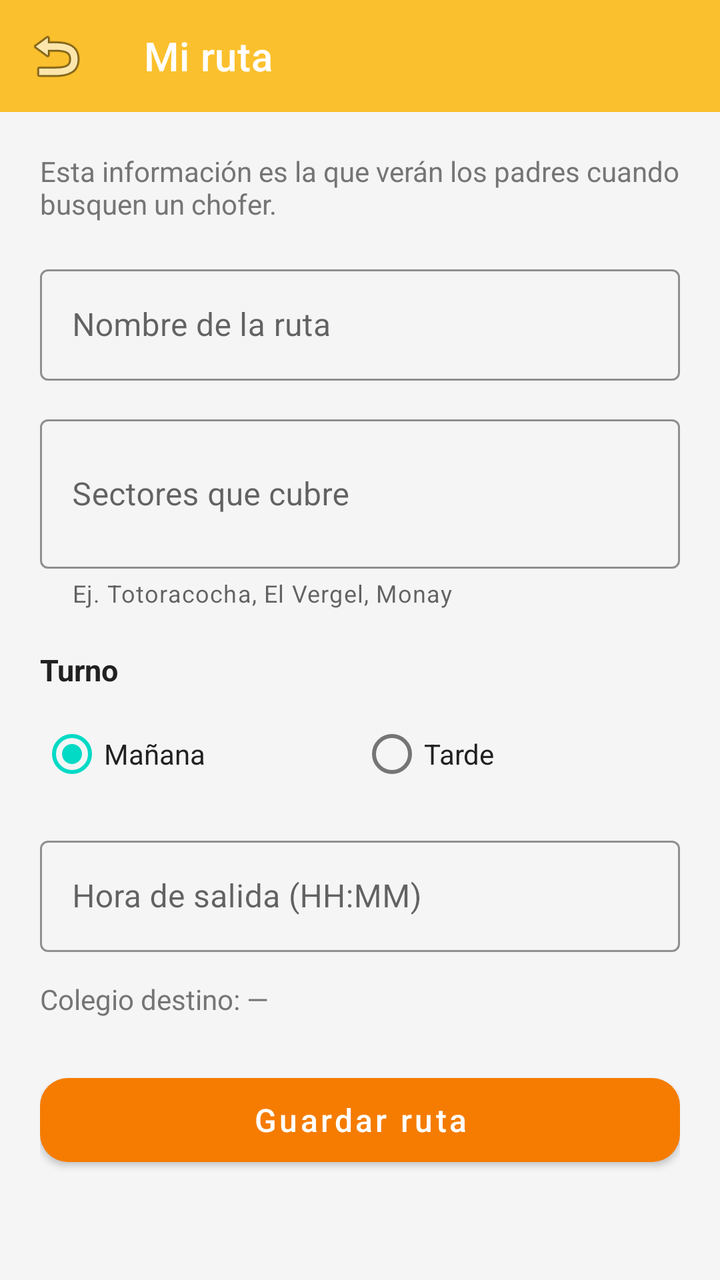
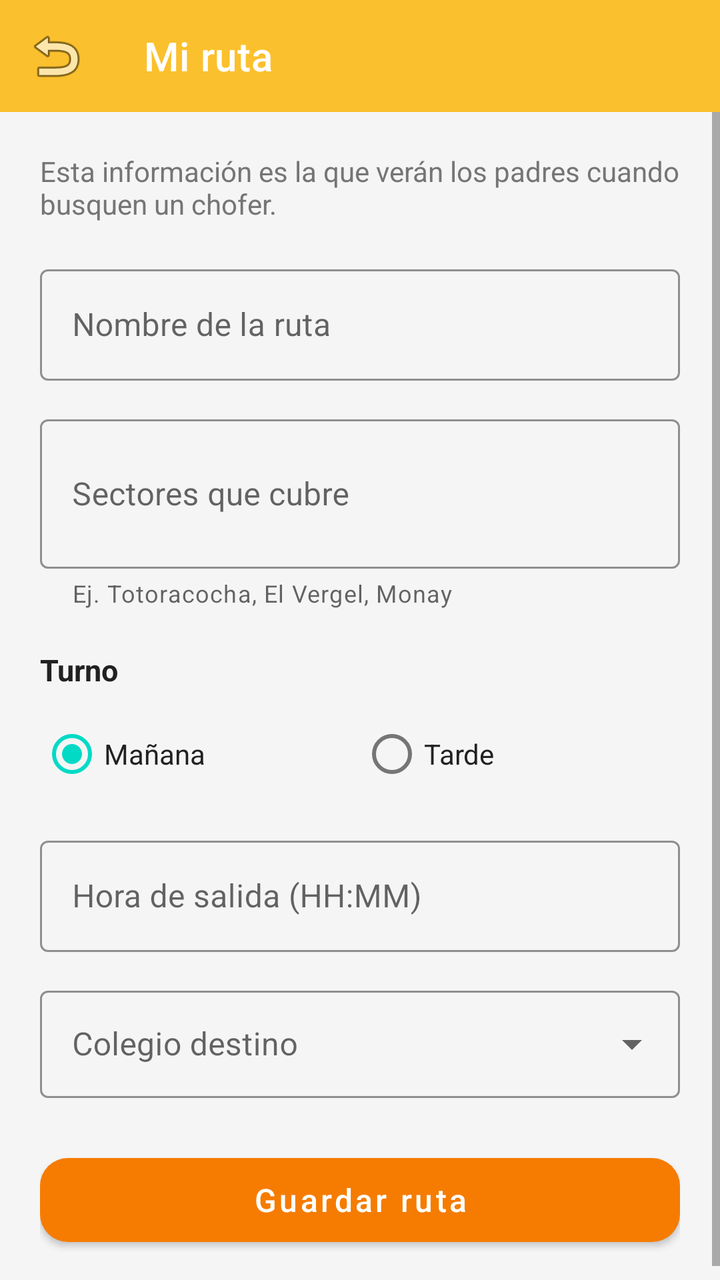

An Android layout rendered at two revisions. The XML below is the earlier revision; the diff shows what the commit changed to produce the second picture.
<!-- AndroidManifest.xml: application theme Theme.BusetaEscolarApp -->
<!-- res/layout/activity_definir_ruta.xml -->
<?xml version="1.0" encoding="utf-8"?>
<LinearLayout xmlns:android="http://schemas.android.com/apk/res/android"
    xmlns:app="http://schemas.android.com/apk/res-auto"
    android:layout_width="match_parent"
    android:layout_height="match_parent"
    android:background="@color/background_app"
    android:orientation="vertical">

    <androidx.appcompat.widget.Toolbar
        android:id="@+id/toolbarDefinirRuta"
        android:layout_width="match_parent"
        android:layout_height="?attr/actionBarSize"
        android:background="@color/school_yellow"
        android:theme="@style/ThemeOverlay.AppCompat.Dark.ActionBar"
        app:navigationIcon="@android:drawable/ic_menu_revert"
        app:title="Mi ruta"
        app:titleTextColor="@color/white" />

    <ScrollView
        android:layout_width="match_parent"
        android:layout_height="match_parent"
        android:fillViewport="true">

        <LinearLayout
            android:layout_width="match_parent"
            android:layout_height="wrap_content"
            android:orientation="vertical"
            android:padding="20dp">

            <TextView
                android:layout_width="match_parent"
                android:layout_height="wrap_content"
                android:layout_marginBottom="18dp"
                android:text="Esta información es la que verán los padres cuando busquen un chofer."
                android:textColor="@color/text_secondary"
                android:textSize="14sp" />

            <com.google.android.material.textfield.TextInputLayout
                style="@style/Widget.MaterialComponents.TextInputLayout.OutlinedBox"
                android:layout_width="match_parent"
                android:layout_height="wrap_content"
                android:layout_marginBottom="14dp"
                android:hint="Nombre de la ruta"
                app:boxStrokeColor="@color/school_yellow_dark"
                app:hintTextColor="@color/school_yellow_dark">

                <com.google.android.material.textfield.TextInputEditText
                    android:id="@+id/etNombreRuta"
                    android:layout_width="match_parent"
                    android:layout_height="wrap_content"
                    android:inputType="textCapWords" />
            </com.google.android.material.textfield.TextInputLayout>

            <com.google.android.material.textfield.TextInputLayout
                style="@style/Widget.MaterialComponents.TextInputLayout.OutlinedBox"
                android:layout_width="match_parent"
                android:layout_height="wrap_content"
                android:layout_marginBottom="14dp"
                android:hint="Sectores que cubre"
                app:boxStrokeColor="@color/school_yellow_dark"
                app:hintTextColor="@color/school_yellow_dark"
                app:helperText="Ej. Totoracocha, El Vergel, Monay">

                <com.google.android.material.textfield.TextInputEditText
                    android:id="@+id/etSectores"
                    android:layout_width="match_parent"
                    android:layout_height="wrap_content"
                    android:inputType="textMultiLine|textCapWords"
                    android:minLines="2" />
            </com.google.android.material.textfield.TextInputLayout>

            <TextView
                android:layout_width="match_parent"
                android:layout_height="wrap_content"
                android:layout_marginTop="6dp"
                android:layout_marginBottom="8dp"
                android:text="Turno"
                android:textColor="@color/text_primary"
                android:textSize="15sp"
                android:textStyle="bold" />

            <RadioGroup
                android:id="@+id/rgTurno"
                android:layout_width="match_parent"
                android:layout_height="wrap_content"
                android:layout_marginBottom="14dp"
                android:orientation="horizontal">

                <RadioButton
                    android:id="@+id/rbManana"
                    android:layout_width="0dp"
                    android:layout_height="wrap_content"
                    android:layout_weight="1"
                    android:checked="true"
                    android:text="Mañana"
                    android:textColor="@color/text_primary" />

                <RadioButton
                    android:id="@+id/rbTarde"
                    android:layout_width="0dp"
                    android:layout_height="wrap_content"
                    android:layout_weight="1"
                    android:text="Tarde"
                    android:textColor="@color/text_primary" />
            </RadioGroup>

            <com.google.android.material.textfield.TextInputLayout
                style="@style/Widget.MaterialComponents.TextInputLayout.OutlinedBox"
                android:layout_width="match_parent"
                android:layout_height="wrap_content"
                android:layout_marginBottom="14dp"
                android:hint="Hora de salida (HH:MM)"
                app:boxStrokeColor="@color/school_yellow_dark"
                app:hintTextColor="@color/school_yellow_dark">

                <com.google.android.material.textfield.TextInputEditText
                    android:id="@+id/etHoraSalida"
                    android:layout_width="match_parent"
                    android:layout_height="wrap_content"
                    android:focusable="false"
                    android:inputType="none" />
            </com.google.android.material.textfield.TextInputLayout>

            <TextView
                android:id="@+id/tvColegioRuta"
                android:layout_width="match_parent"
                android:layout_height="wrap_content"
                android:layout_marginBottom="24dp"
                android:text="Colegio destino: —"
                android:textColor="@color/text_secondary"
                android:textSize="14sp" />

            <com.google.android.material.button.MaterialButton
                android:id="@+id/btnGuardarRuta"
                android:layout_width="match_parent"
                android:layout_height="54dp"
                android:text="Guardar ruta"
                android:textAllCaps="false"
                android:textSize="16sp"
                app:backgroundTint="@color/school_orange"
                app:cornerRadius="14dp" />

        </LinearLayout>
    </ScrollView>
</LinearLayout>
<!-- resources referenced by this layout -->
<resources>
  <color name="background_app">#F5F5F5</color>
  <color name="school_orange">#F57C00</color>
  <color name="school_yellow">#FBC02D</color>
  <color name="school_yellow_dark">#F9A825</color>
  <color name="text_primary">#212121</color>
  <color name="text_secondary">#757575</color>
  <color name="white">#FFFFFFFF</color>
  <style name="Theme.BusetaEscolarApp" parent="Theme.MaterialComponents.Light.NoActionBar" />
</resources>

<!-- the commit's change to res/layout/activity_definir_ruta.xml (unified diff, before → after) -->
@@ -121,14 +121,27 @@
                     android:inputType="none" />
             </com.google.android.material.textfield.TextInputLayout>
 
-            <TextView
-                android:id="@+id/tvColegioRuta"
+            <com.google.android.material.textfield.TextInputLayout
+                android:id="@+id/tilColegio"
+                style="@style/Widget.MaterialComponents.TextInputLayout.OutlinedBox.ExposedDropdownMenu"
                 android:layout_width="match_parent"
                 android:layout_height="wrap_content"
                 android:layout_marginBottom="24dp"
-                android:text="Colegio destino: —"
-                android:textColor="@color/text_secondary"
-                android:textSize="14sp" />
+                android:hint="Colegio destino"
+                app:boxStrokeColor="@color/school_yellow_dark"
+                app:hintTextColor="@color/school_yellow_dark">
+
+                <AutoCompleteTextView
+                    android:id="@+id/actvColegio"
+                    android:layout_width="match_parent"
+                    android:layout_height="wrap_content"
+                    android:focusable="false"
+                    android:inputType="none"
+                    android:paddingStart="16dp"
+                    android:paddingEnd="16dp"
+                    android:paddingTop="16dp"
+                    android:paddingBottom="16dp" />
+            </com.google.android.material.textfield.TextInputLayout>
 
             <com.google.android.material.button.MaterialButton
                 android:id="@+id/btnGuardarRuta"
